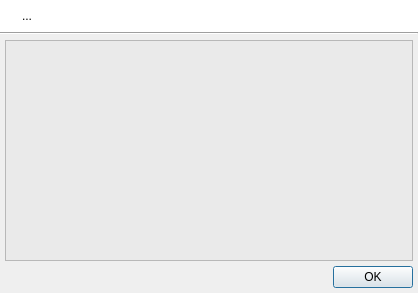
Qt form uman/src/support/QUTextDialog.ui (UltraStar-Deluxe/UltraStar-Manager) before a commit.
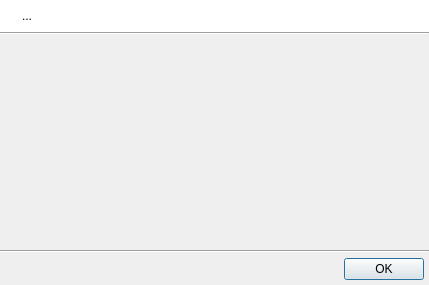
The same form after that commit. Icons and pictures are not drawn.

```diff
--- a/uman/src/support/QUTextDialog.ui
+++ b/uman/src/support/QUTextDialog.ui
@@ -4,12 +4,12 @@
   <property name="windowModality" >
    <enum>Qt::NonModal</enum>
   </property>
-  <property name="geometry" >
+  <property name="geometry">
    <rect>
     <x>0</x>
     <y>0</y>
-    <width>418</width>
-    <height>293</height>
+    <width>429</width>
+    <height>285</height>
    </rect>
   </property>
   <property name="windowTitle" >
@@ -19,16 +19,16 @@
    <iconset resource="../resources/uman.qrc" >
     <normaloff>:/types/text.png</normaloff>:/types/text.png</iconset>
   </property>
-  <layout class="QVBoxLayout" >
-   <property name="spacing" >
+  <layout class="QVBoxLayout" name="verticalLayout">
+   <property name="spacing">
     <number>0</number>
    </property>
-   <property name="margin" >
+   <property name="margin">
     <number>0</number>
    </property>
    <item>
-    <widget class="QFrame" name="frame" >
-     <property name="palette" >
+    <widget class="QFrame" name="frame">
+     <property name="palette">
       <palette>
        <active>
         <colorrole role="Base" >
@@ -98,7 +98,7 @@
      <property name="frameShadow" >
       <enum>QFrame::Raised</enum>
      </property>
-     <layout class="QHBoxLayout" >
+     <layout class="QHBoxLayout">
       <item>
        <widget class="QLabel" name="infoIconLbl" >
         <property name="sizePolicy" >
@@ -119,8 +119,8 @@
        </widget>
       </item>
       <item>
-       <widget class="QLabel" name="textLbl" >
-        <property name="text" >
+       <widget class="QLabel" name="textLbl">
+        <property name="text">
          <string>...</string>
         </property>
         <property name="alignment" >
@@ -135,53 +135,53 @@
     </widget>
    </item>
    <item>
-    <widget class="Line" name="line" >
-     <property name="orientation" >
+    <widget class="Line" name="line">
+     <property name="orientation">
       <enum>Qt::Horizontal</enum>
      </property>
     </widget>
    </item>
    <item>
-    <layout class="QVBoxLayout" >
-     <property name="spacing" >
+    <layout class="QVBoxLayout">
+     <property name="spacing">
       <number>5</number>
      </property>
-     <property name="margin" >
+     <property name="margin">
       <number>5</number>
      </property>
      <item>
-      <widget class="QTextEdit" name="textEdit" >
-       <property name="palette" >
+      <widget class="QTextEdit" name="textEdit">
+       <property name="palette">
         <palette>
          <active>
-          <colorrole role="Base" >
-           <brush brushstyle="SolidPattern" >
-            <color alpha="255" >
-             <red>234</red>
-             <green>234</green>
-             <blue>234</blue>
+          <colorrole role="Base">
+           <brush brushstyle="NoBrush">
+            <color alpha="255">
+             <red>0</red>
+             <green>0</green>
+             <blue>0</blue>
             </color>
            </brush>
           </colorrole>
          </active>
          <inactive>
-          <colorrole role="Base" >
-           <brush brushstyle="SolidPattern" >
-            <color alpha="255" >
-             <red>234</red>
-             <green>234</green>
-             <blue>234</blue>
+          <colorrole role="Base">
+           <brush brushstyle="NoBrush">
+            <color alpha="255">
+             <red>0</red>
+             <green>0</green>
+             <blue>0</blue>
             </color>
            </brush>
           </colorrole>
          </inactive>
          <disabled>
-          <colorrole role="Base" >
-           <brush brushstyle="SolidPattern" >
-            <color alpha="255" >
-             <red>212</red>
-             <green>208</green>
-             <blue>200</blue>
+          <colorrole role="Base">
+           <brush brushstyle="NoBrush">
+            <color alpha="255">
+             <red>0</red>
+             <green>0</green>
+             <blue>0</blue>
             </color>
            </brush>
           </colorrole>
@@ -193,7 +193,13 @@
          <family>Lucida Console</family>
         </font>
        </property>
-       <property name="lineWrapMode" >
+       <property name="styleSheet">
+        <string>background-color: rgba(255, 255, 255, 0);</string>
+       </property>
+       <property name="frameShape">
+        <enum>QFrame::NoFrame</enum>
+       </property>
+       <property name="lineWrapMode">
         <enum>QTextEdit::NoWrap</enum>
        </property>
        <property name="readOnly" >
@@ -201,36 +207,46 @@
        </property>
       </widget>
      </item>
+    </layout>
+   </item>
+   <item>
+    <widget class="Line" name="line_2">
+     <property name="orientation">
+      <enum>Qt::Horizontal</enum>
+     </property>
+    </widget>
+   </item>
+   <item>
+    <layout class="QHBoxLayout">
+     <property name="spacing">
+      <number>0</number>
+     </property>
+     <property name="margin">
+      <number>5</number>
+     </property>
      <item>
-      <layout class="QHBoxLayout" >
-       <property name="spacing" >
-        <number>0</number>
+      <spacer>
+       <property name="orientation">
+        <enum>Qt::Horizontal</enum>
        </property>
-       <item>
-        <spacer>
-         <property name="orientation" >
-          <enum>Qt::Horizontal</enum>
-         </property>
-         <property name="sizeHint" stdset="0" >
-          <size>
-           <width>40</width>
-           <height>20</height>
-          </size>
-         </property>
-        </spacer>
-       </item>
-       <item>
-        <widget class="QPushButton" name="doneBtn" >
-         <property name="text" >
-          <string>OK</string>
-         </property>
-         <property name="icon" >
-          <iconset resource="../resources/uman.qrc" >
-           <normaloff>:/marks/accept.png</normaloff>:/marks/accept.png</iconset>
-         </property>
-        </widget>
-       </item>
-      </layout>
+       <property name="sizeHint" stdset="0">
+        <size>
+         <width>40</width>
+         <height>20</height>
+        </size>
+       </property>
+      </spacer>
+     </item>
+     <item>
+      <widget class="QPushButton" name="doneBtn">
+       <property name="text">
+        <string>OK</string>
+       </property>
+       <property name="icon">
+        <iconset resource="../resources/uman.qrc">
+         <normaloff>:/marks/accept.png</normaloff>:/marks/accept.png</iconset>
+       </property>
+      </widget>
      </item>
     </layout>
    </item>
```
Left out of the diff: 77 changed lines with no effect on the pictures.
